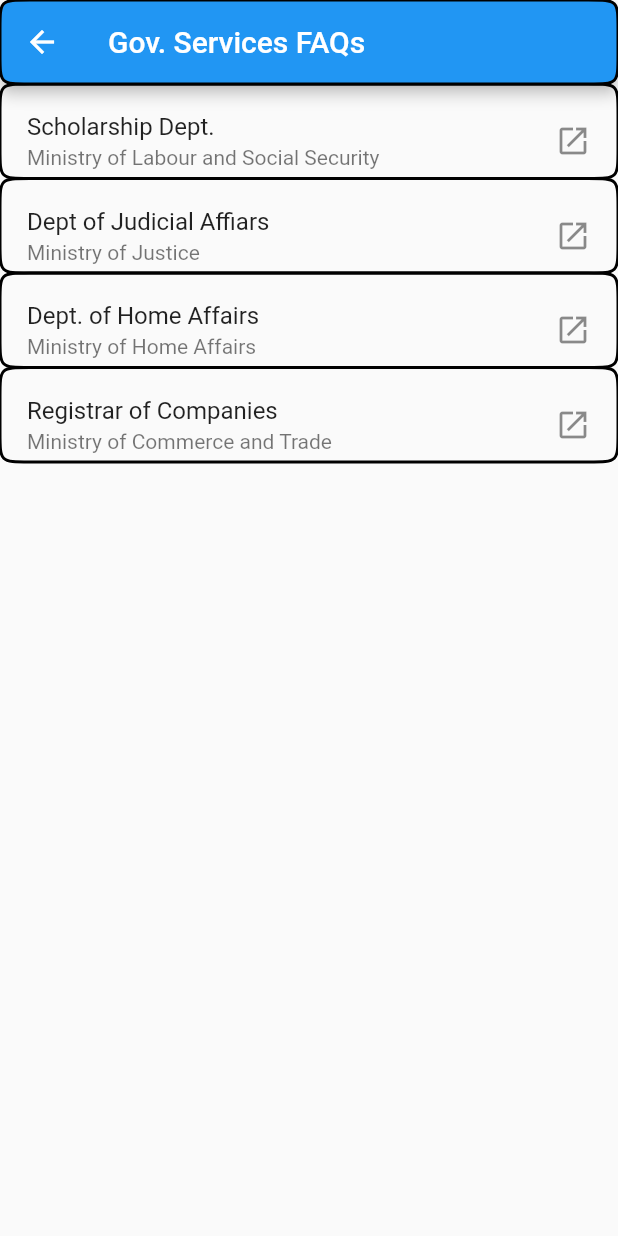
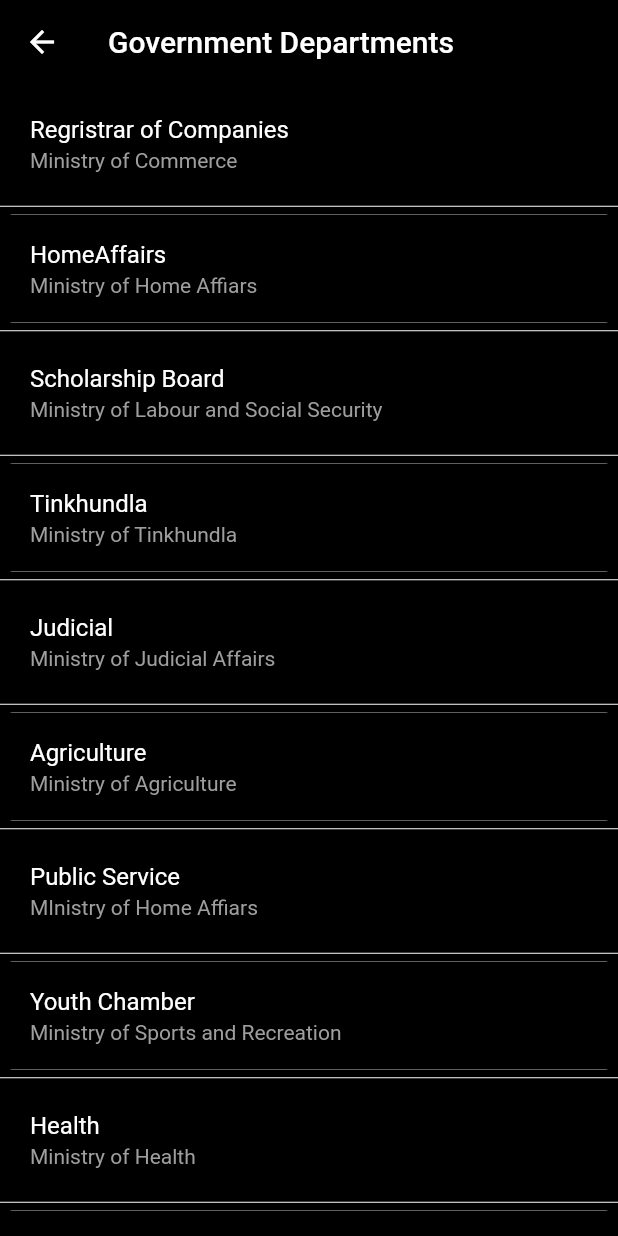
Before and after one commit to Fanelemenzi/Yati, a Flutter app: the screen it shows after launch, after a tap on "Skip", on a phone screen of 412 x 824 dp. Run offline on Flutter 3.47's test engine with Material 2 defaults, Android fonts, the phone set to English and light mode, and no system bars; our stand-ins replace smooth_page_indicator.

Commit message:
New Design

```diff
--- a/lib/fap_welcome_page.dart
+++ b/lib/fap_welcome_page.dart
@@ -82,7 +82,7 @@ class faq extends StatelessWidget {
                         context,
                         MaterialPageRoute(
                             builder: (context) =>
-                                judicial()
+                                Judicial()
                                 )
                                 );
                   tileColor: Colors.brown.shade50;
--- a/lib/main.dart
+++ b/lib/main.dart
@@ -1,5 +1,6 @@
 import 'package:YATI/onboarding_screen.dart';
 import 'package:flutter/material.dart';
+
 
 
 
@@ -11,7 +12,10 @@ class MyApp extends StatelessWidget {
   @override
   Widget build(BuildContext context) {
     return MaterialApp(
-      home: OnboardScreen(),
+      theme: ThemeData(
+        scaffoldBackgroundColor: Colors.black
+      ),
+      home: const OnboardScreen()
     );
   }
 }
--- a/lib/onboarding_screen.dart
+++ b/lib/onboarding_screen.dart
@@ -2,6 +2,7 @@ import 'package:YATI/fap_welcome_page.dart';
 import 'package:YATI/intro_pages/Intro1.dart';
 import 'package:YATI/intro_pages/Intro2.dart';
 import 'package:YATI/intro_pages/Intro3.dart';
+import 'package:YATI/welcome_page.dart';
 import 'package:flutter/material.dart';
 import 'package:smooth_page_indicator/smooth_page_indicator.dart';
 
@@ -53,7 +54,7 @@ class _OnboardScreenState extends State<OnboardScreen> {
                           context,
                           MaterialPageRoute(
                               builder: (context) =>
-                                  faq()
+                                  WelcomePage()
                                   )
                                   );
                         }, child: Text("Skip"),
@@ -66,7 +67,7 @@ class _OnboardScreenState extends State<OnboardScreen> {
           ElevatedButton(
             onPressed: () {
               Navigator.push(context, MaterialPageRoute(builder: (context){
-                return faq();
+                return WelcomePage();
             },
           )
           );},
--- /dev/null
+++ b/lib/welcome_page.dart
@@ -0,0 +1,94 @@
+import 'package:YATI/dep_pages/home_affairs.dart';
+import 'package:YATI/dep_pages/judicial.dart';
+import 'package:YATI/dep_pages/regristrar_of_companies.dart';
+import 'package:YATI/dep_pages/tinkhundla.dart';
+import 'package:flutter/material.dart';
+
+
+class WelcomePage extends StatelessWidget {
+  WelcomePage({Key? key}) : super(key: key);
+
+final departments = [
+  "Regristrar of Companies",
+   "HomeAffairs",
+   "Scholarship Board",
+   "Tinkhundla",
+   "Judicial",
+   "Agriculture",
+   "Public Service",
+   "Youth Chamber",
+   "Health",
+   "DPM Office",
+   "ICT"
+
+];
+
+final icons = [
+   const Icon(Icons.open_in_new),
+   const Icon(Icons.open_in_new),
+   const Icon(Icons.open_in_new),
+   const Icon(Icons.open_in_new),
+   const Icon(Icons.open_in_new),
+];
+final ministries = [
+    "Ministry of Commerce",
+    "Ministry of Home Affiars",
+    "Ministry of Labour and Social Security",
+    "Ministry of Tinkhundla",
+    "Ministry of Judicial Affairs",
+    "Ministry of Agriculture",
+    "MInistry of Home Affiars",
+    "Ministry of Sports and Recreation",
+    "Ministry of Health",
+    "DPM Office",
+    "Ministry of Information Technology"
+];
+
+  @override
+  Widget build(BuildContext context) {
+    return Scaffold(
+          appBar: AppBar(
+            backgroundColor: Colors.black,
+            title: const Text(
+              "Government Departments"
+            ),
+          ),
+          body: ListView.separated(
+                scrollDirection: Axis.vertical,
+                physics: const BouncingScrollPhysics(),
+            itemBuilder: (BuildContext context, int index ){
+              var currentItem = departments[index];
+              return GestureDetector(
+                child: Card(
+                  child: ListTile(
+                    tileColor: Colors.black,
+                    //trailing: Icon(icons[index] as IconData?),
+                    title: Text(departments[index], style: TextStyle(color: Colors.white),),
+                    subtitle: Text(ministries[index], style: TextStyle(color: Colors.grey),),
+                    onTap: () {
+                        if (currentItem == "Regristrar of Companies") {
+                          Navigator.push(context, MaterialPageRoute(builder: (context) => Commerce() ));
+                        }else if (currentItem == "HomeAffairs") {
+                          Navigator.push(context, MaterialPageRoute(builder: (context) => HomeAffiars() ));
+                        }else if (currentItem == "Scholarship Board") {
+                          Navigator.push(context, MaterialPageRoute(builder: (context) => Scholarship() ));
+                        }else if (currentItem == "Tinkhundla") {
+                          Navigator.push(context, MaterialPageRoute(builder: (context) => Scholarship()));
+                        }else if (currentItem == "Judicial") {
+                          Navigator.push(context, MaterialPageRoute(builder: (context) => Judicial() ));
+                        }else if (currentItem == "Agriculture") {
+                          Navigator.push(context, MaterialPageRoute(builder: (context) => Commerce() ));
+                        }
+
+                    }
+
+              )
+              )
+              );
+          },
+          separatorBuilder: (BuildContext context, int index)=>const Divider(height: 3, color: Colors.white,),
+          itemCount: departments.length,
+          ),
+    );
+  }
+}
--- a/pubspec.yaml
+++ b/pubspec.yaml
@@ -50,6 +50,9 @@ dev_dependencies:
   # package. See that file for information about deactivating specific lint
   # rules and activating additional ones.
   flutter_lints: ^2.0.0
+  cupertino_icons: ^1.0.2
+  google_fonts: ^3.0.1
+  ionicons: ^0.2.1
 
 flutter_icons:
   andriod: true
```
Also changed, not shown: lib/dep_pages/home_affairs.dart (+13 -13 lines), lib/dep_pages/judicial.dart (+14 -15 lines), lib/dep_pages/regristrar_of_companies.dart (+26 -24 lines), lib/dep_pages/scholarship.dart (+12 -13 lines), lib/dep_pages/tinkhundla.dart (+12 -13 lines), pubspec.lock.
